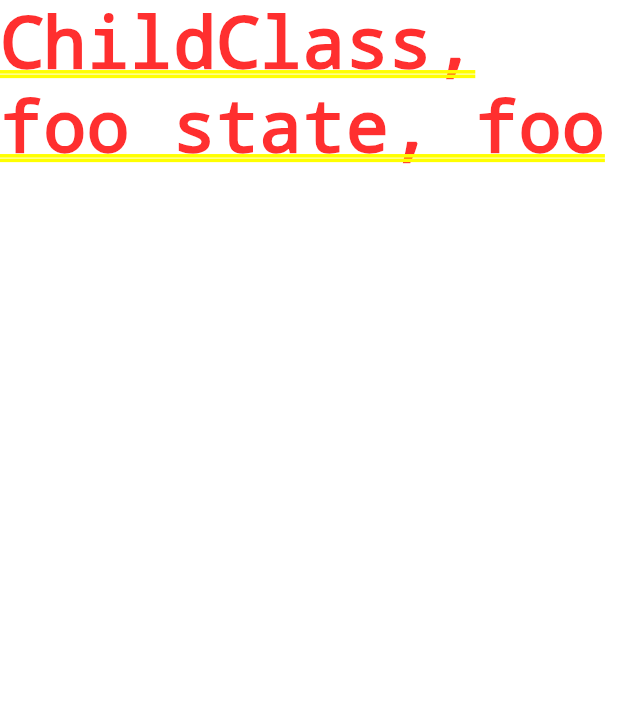
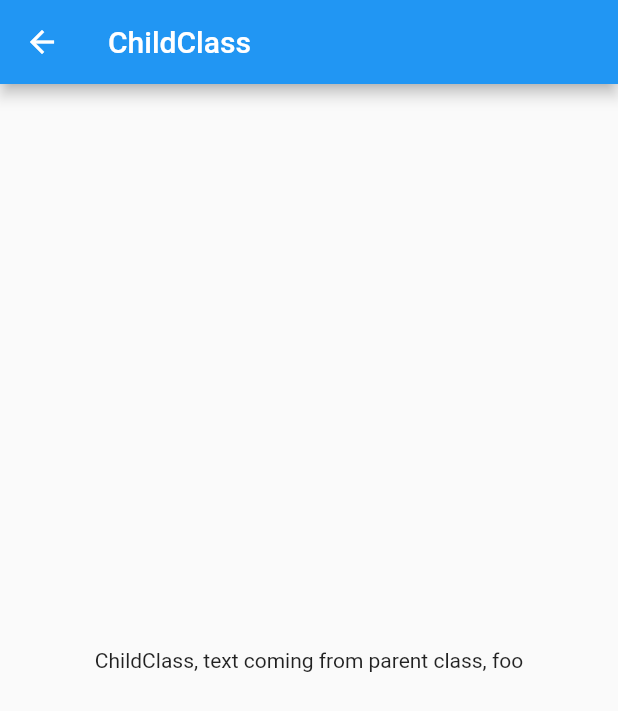
Before and after one commit to felipecastrosales/flutter_composition, a Flutter app: the screen it shows after launch, after a tap on "Child Class", on a phone screen of 412 x 824 dp. Shown: the top 711 px of the screen. Run offline on Flutter 3.47's test engine with Material 2 defaults, Android fonts, the phone set to English and light mode, and no system bars.

Commit message:
chore: yeah! new I understanding more about composition classes

```diff
--- a/lib/pages/base/implementation/child_class.dart
+++ b/lib/pages/base/implementation/child_class.dart
@@ -1,18 +1,28 @@
-// I get this example from: https://stackoverflow.com/a/62856604/13096514
+import 'package:flutter/material.dart';
 
-import 'package:flutter/material.dart';
-import 'package:flutter_composition/pages/base/base.dart';
+import 'parent_class.dart';
 
-class ChildClass extends WidgetFoo {
+class ChildClass extends ParentClass {
   const ChildClass({super.key});
 
   @override
   State<StatefulWidget> createState() => _ChildClassState();
 }
 
-class _ChildClassState extends WidgetFooState<ChildClass> {
+class _ChildClassState extends ParentClassState<ChildClass> {
   @override
-  String getText() {
-    return 'ChildClass, $varFromFooState, ${widget.varFromFoo}';
+  Widget build(BuildContext context) {
+    // parentText = 'text coming from child class';
+    child = Text(
+      'ChildClass, $parentText, ${widget.varFromParent}',
+    );
+    return Scaffold(
+      appBar: AppBar(
+        title: const Text('ChildClass'),
+      ),
+      body: Center(
+        child: child,
+      ),
+    );
   }
 }
--- a/lib/pages/base/implementation/parent_class.dart
+++ b/lib/pages/base/implementation/parent_class.dart
@@ -2,21 +2,28 @@ import 'package:flutter/material.dart';
 
 class ParentClass extends StatefulWidget {
   const ParentClass({super.key});
-  final String varFromFoo = 'foo';
+  final String varFromParent = 'foo';
 
   @override
   State<StatefulWidget> createState() => ParentClassState<ParentClass>();
 }
 
-// Don't make this class name private (beginning with _) to allow its usage in other modules.
 class ParentClassState<T extends StatefulWidget> extends State<T> {
-  String varFromFooState = 'foo state';
+  String parentText = 'text coming from parent class';
+  Widget child = const Text(
+    // 'Parent class, $parentText, ${widget.varFromParent}',
+    'Parent class',
+  );
+
   @override
   Widget build(BuildContext context) {
-    return Text(getText());
-  }
-
-  String getText() {
-    return 'ParentClass';
+    return Scaffold(
+      appBar: AppBar(
+        title: const Text('ParentClass'),
+      ),
+      body: Center(
+        child: child,
+      ),
+    );
   }
 }
```
